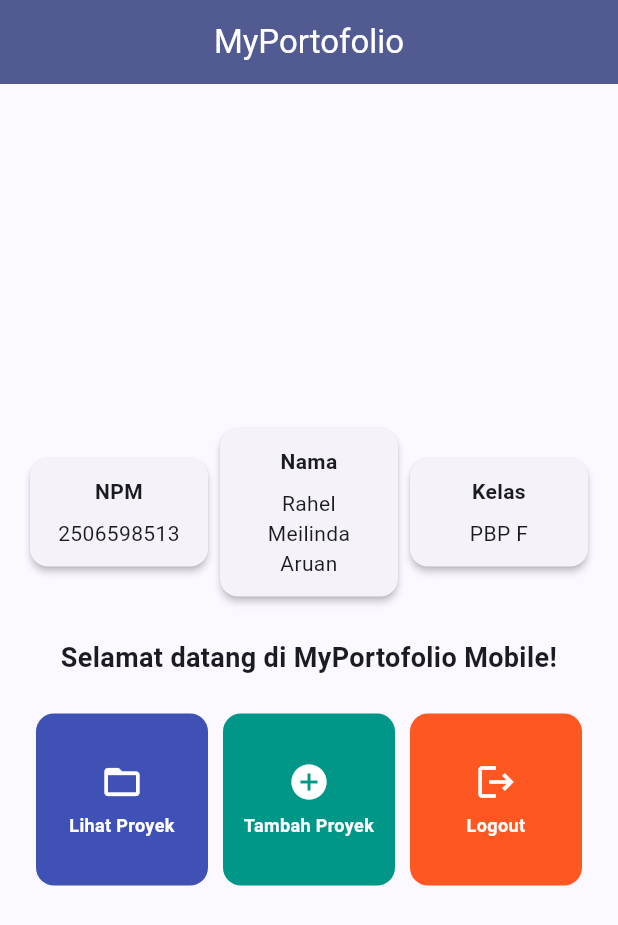
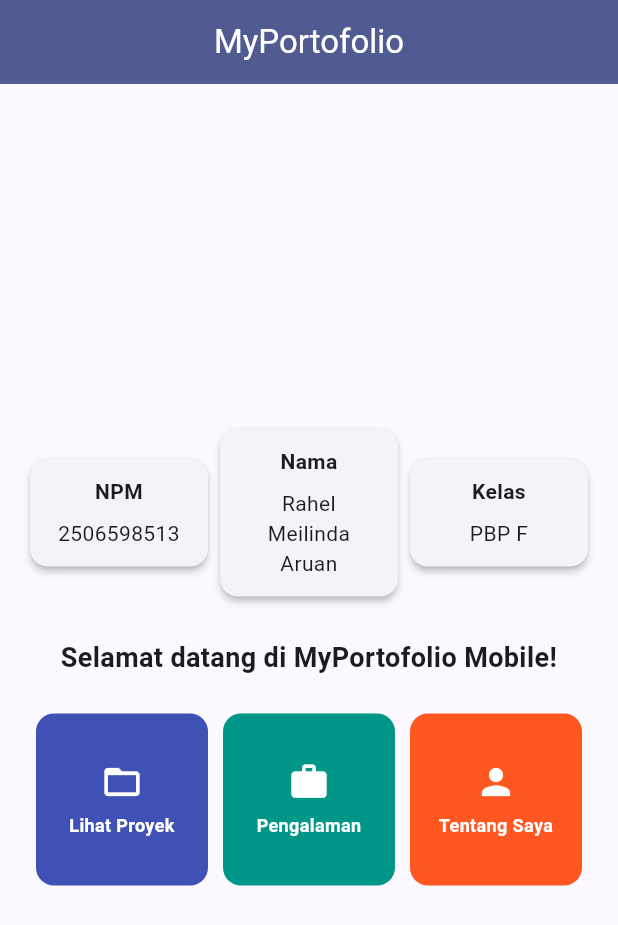
Before and after one commit to rahelaruan91/myportofolio_mobile, a Flutter app: the screen it shows after launch, on a phone screen of 412 x 824 dp. Shown: the top 925 px of the screen. Run offline on Flutter 3.47's test engine with Material 3 defaults, Android fonts, the phone set to English and light mode, and no system bars.

Commit message:
Revert "feat(menu): add portfolio and logout actions"
This reverts commit eb3e4ce84d4f19e1f5f3b8e6c79bd28c11fd8ccd.

```diff
--- a/lib/menu.dart
+++ b/lib/menu.dart
@@ -14,13 +14,13 @@ class MyHomePage extends StatelessWidget {
       color: Colors.indigo,
     ),
     ItemHomepage(
-      name: 'Tambah Proyek',
-      icon: Icons.add_circle,
+      name: 'Pengalaman',
+      icon: Icons.work,
       color: Colors.teal,
     ),
     ItemHomepage(
-      name: 'Logout',
-      icon: Icons.logout,
+      name: 'Tentang Saya',
+      icon: Icons.person,
       color: Colors.deepOrange,
     ),
   ];
```
